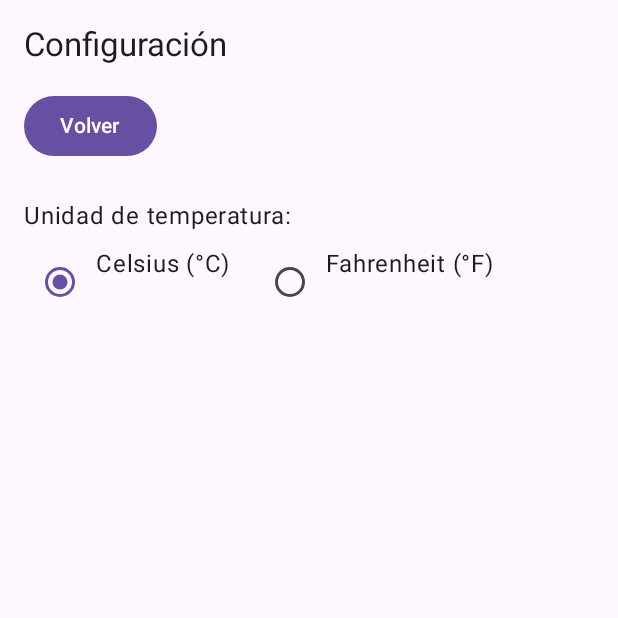
After one commit to GenaCe24/AppDelClima, an Android app built with Jetpack Compose: the SettingsScreen screen opened through its navigation route, on a phone screen of 412 x 824 dp, the top half of it. The commit adds this screen. Run offline under Robolectric (Android 15) with nearby library versions, the phone set to English and light mode, and no system bars.

Commit message:
Implementacion pantalla SettingsScreen con posibilidad de cambio de unidad de clima(celsius y fahrenheit)

```diff
--- a/app/src/main/java/com/billetera/appdelclima/DataStoreManager.kt
+++ b/app/src/main/java/com/billetera/appdelclima/DataStoreManager.kt
@@ -22,6 +22,7 @@ class DataStoreManager(private val context: Context) {
         val NAME_KEY = stringPreferencesKey("name_ultima_ciudad")
         val LATITUDE_KEY = floatPreferencesKey("latitude_ultima_ciudad")
         val LONGITUDE_KEY = floatPreferencesKey("longitude_ultima_ciudad")
+        val UNIT_KEY = stringPreferencesKey("unidad_temperatura") // "metric" o "imperial"
 
     }
 
@@ -34,6 +35,20 @@ class DataStoreManager(private val context: Context) {
             prefs[LONGITUDE_KEY] = long
         }
     }
+
+    suspend fun guardarUnidad(unidad: String) {
+        context.dataStore.edit { prefs ->
+            prefs[UNIT_KEY] = unidad
+        }
+    }
+
+
+    fun obtenerUnidad(): Flow<String> {
+        return context.dataStore.data.map { prefs ->
+            prefs[UNIT_KEY] ?: "metric" // valor por defecto
+        }
+    }
+
 
     fun obtenerCiudad(): Flow<StoredCity?> {
         return context.dataStore.data.map { prefs ->
--- a/app/src/main/java/com/billetera/appdelclima/navigation/AppNavigation.kt
+++ b/app/src/main/java/com/billetera/appdelclima/navigation/AppNavigation.kt
@@ -18,6 +18,7 @@ import com.billetera.appdelclima.router.Routes
 import com.billetera.appdelclima.ui.ciudad.CiudadScreen
 import com.billetera.appdelclima.ui.ciudad.CiudadViewModel
 import com.billetera.appdelclima.ui.clima.ClimaView
+import com.billetera.appdelclima.ui.settings.SettingsScreen
 import kotlinx.coroutines.CoroutineScope
 import kotlinx.coroutines.flow.first
 import kotlinx.coroutines.launch
@@ -47,23 +48,27 @@ fun AppNavigation(
         navController = navController,
         startDestination = startDestination.route
     ) {
+        // TODO: instanciar el ViewModel dentro del package "ciudad", volarlo de Main
         composable(Routes.SelectCity.route) {
-            // TODO: instanciar el ViewModel dentro del package "ciudad", volarlo de Main
-            CiudadScreen(ciudadViewModel) { ciudadSeleccionada ->
-                coroutineScope.launch {
+            CiudadScreen(
+                viewModel = ciudadViewModel,
+                onCiudadSeleccionada = { ciudadSeleccionada ->
+                    coroutineScope.launch {
                         dataStore.guardarCiudad(
                             ciudadSeleccionada.lat,
                             ciudadSeleccionada.lon,
-                            ciudadSeleccionada.name )
-
+                            ciudadSeleccionada.name
+                        )
                         router.navigateTo(Routes.ShowWeather(
                             ciudadSeleccionada.lat,
                             ciudadSeleccionada.lon,
                             ciudadSeleccionada.name))
+                    }
+                },
+                router = router
+            )
+        }
 
-                }
-            }
-        }
 
         composable(
             route = Routes.ShowWeather.ROUTE_PATTERN,
@@ -87,5 +92,14 @@ fun AppNavigation(
             )
 
         }
+
+        composable(Routes.Settings.route) {
+            SettingsScreen(
+                onBack = { router.navigateBack() },
+                dataStore = dataStore
+            )
+        }
+
+
     }
 }
--- a/app/src/main/java/com/billetera/appdelclima/presentation/ciudad/CiudadScreen.kt
+++ b/app/src/main/java/com/billetera/appdelclima/presentation/ciudad/CiudadScreen.kt
@@ -18,11 +18,17 @@ import androidx.compose.ui.unit.sp
 import com.billetera.appdelclima.LocationUtils
 import com.billetera.appdelclima.MyLocation
 import com.billetera.appdelclima.StoredCity
+import com.billetera.appdelclima.repository.modelos.Ciudad
+import com.billetera.appdelclima.router.Router
+import com.billetera.appdelclima.router.Routes
 import kotlinx.coroutines.launch
-import com.billetera.appdelclima.repository.modelos.Ciudad
 
 @Composable
-fun CiudadScreen(viewModel: CiudadViewModel, onCiudadSeleccionada: (Ciudad) -> Unit) {
+fun CiudadScreen(
+    viewModel: CiudadViewModel,
+    onCiudadSeleccionada: (Ciudad) -> Unit,
+    router: Router
+) {
     val state by viewModel.state.collectAsState()
     var searchQuery by remember { mutableStateOf("") }
     val contexto = LocalContext.current
@@ -85,7 +91,7 @@ fun CiudadScreen(viewModel: CiudadViewModel, onCiudadSeleccionada: (Ciudad) -> U
             )
         }
 
-        LazyColumn(modifier = Modifier.fillMaxSize()) {
+        LazyColumn(modifier = Modifier.weight(1f)) {
             items(state.ciudades) { ciudad ->
                 Column(modifier = Modifier
                     .fillMaxWidth()
@@ -95,17 +101,25 @@ fun CiudadScreen(viewModel: CiudadViewModel, onCiudadSeleccionada: (Ciudad) -> U
                     }
                     .padding(12.dp)) {
                     Text(text = ciudad.name, fontSize = 16.sp)
-
                     ciudad.state?.let { stateName ->
                         if (stateName.isNotBlank()) {
                             Text(text = stateName, fontSize = 14.sp, color = Color.Gray)
                         }
                     }
                     Text(text = ciudad.country, fontSize = 14.sp, color = Color.Gray)
-
                     Divider(modifier = Modifier.padding(top = 8.dp))
                 }
             }
+        }
+
+        Spacer(modifier = Modifier.height(12.dp))
+
+        // Botón para ir a configuración
+        Button(
+            onClick = { router.navigateTo(Routes.Settings) },
+            modifier = Modifier.fillMaxWidth()
+        ) {
+            Text("Ir a Configuración")
         }
     }
 }
--- a/app/src/main/java/com/billetera/appdelclima/repository/Repositorio.kt
+++ b/app/src/main/java/com/billetera/appdelclima/repository/Repositorio.kt
@@ -6,6 +6,6 @@ import com.billetera.appdelclima.repository.modelos.ListForecast
 
 interface Repositorio {
     suspend fun buscarCiudad(ciudad: String): List<Ciudad>
-    suspend fun traerClima(lat: Float, lon: Float) : Clima
-    suspend fun traerPronostico(nombre: String) : List<ListForecast>
+    suspend fun traerClima(lat: Float, lon: Float, unidad: String): Clima
+    suspend fun traerPronostico(nombre: String, unidad: String): List<ListForecast>
 }
--- a/app/src/main/java/com/billetera/appdelclima/router/Routes.kt
+++ b/app/src/main/java/com/billetera/appdelclima/router/Routes.kt
@@ -5,6 +5,7 @@ import android.net.Uri
 sealed class Routes(val route: String) {
 
     object SelectCity: Routes("select_city")
+    object Settings : Routes("settings")
 
     data class ShowWeather(
         val locLat: Float,
--- /dev/null
+++ b/app/src/main/java/com/billetera/appdelclima/ui/settings/SettingsScreen.kt
@@ -0,0 +1,54 @@
+package com.billetera.appdelclima.ui.settings
+
+import androidx.compose.foundation.layout.*
+import androidx.compose.material3.*
+import androidx.compose.runtime.*
+import androidx.compose.ui.Modifier
+import androidx.compose.ui.unit.dp
+import com.billetera.appdelclima.DataStoreManager
+import kotlinx.coroutines.launch
+
+@Composable
+fun SettingsScreen(
+    onBack: () -> Unit,
+    dataStore: DataStoreManager
+) {
+    val scope = rememberCoroutineScope()
+    val unidadSeleccionada by dataStore.obtenerUnidad().collectAsState(initial = "metric")
+
+    Column(modifier = Modifier
+        .fillMaxSize()
+        .padding(16.dp)) {
+
+        Text(
+            text = "Configuración",
+            style = MaterialTheme.typography.titleLarge,
+            modifier = Modifier.padding(bottom = 16.dp)
+        )
+
+        Button(onClick = onBack) {
+            Text("Volver")
+        }
+
+        Spacer(modifier = Modifier.height(24.dp))
+
+        Text("Unidad de temperatura:")
+        Row(modifier = Modifier.padding(top = 8.dp)) {
+            RadioButton(
+                selected = unidadSeleccionada == "metric",
+                onClick = {
+                    scope.launch { dataStore.guardarUnidad("metric") }
+                }
+            )
+            Text("Celsius (°C)", modifier = Modifier.padding(end = 16.dp))
+
+            RadioButton(
+                selected = unidadSeleccionada == "imperial",
+                onClick = {
+                    scope.launch { dataStore.guardarUnidad("imperial") }
+                }
+            )
+            Text("Fahrenheit (°F)")
+        }
+    }
+}
```
Also changed, not shown: app/src/main/java/com/billetera/appdelclima/presentation/clima/ClimaView.kt (+26 -16 lines), app/src/main/java/com/billetera/appdelclima/presentation/clima/ClimaViewModel.kt (+10 -4 lines), app/src/main/java/com/billetera/appdelclima/repository/RepositorioApi.kt (+28 -32 lines), app/src/main/java/com/billetera/appdelclima/router/AppRouter.kt (+8 -8 lines).
